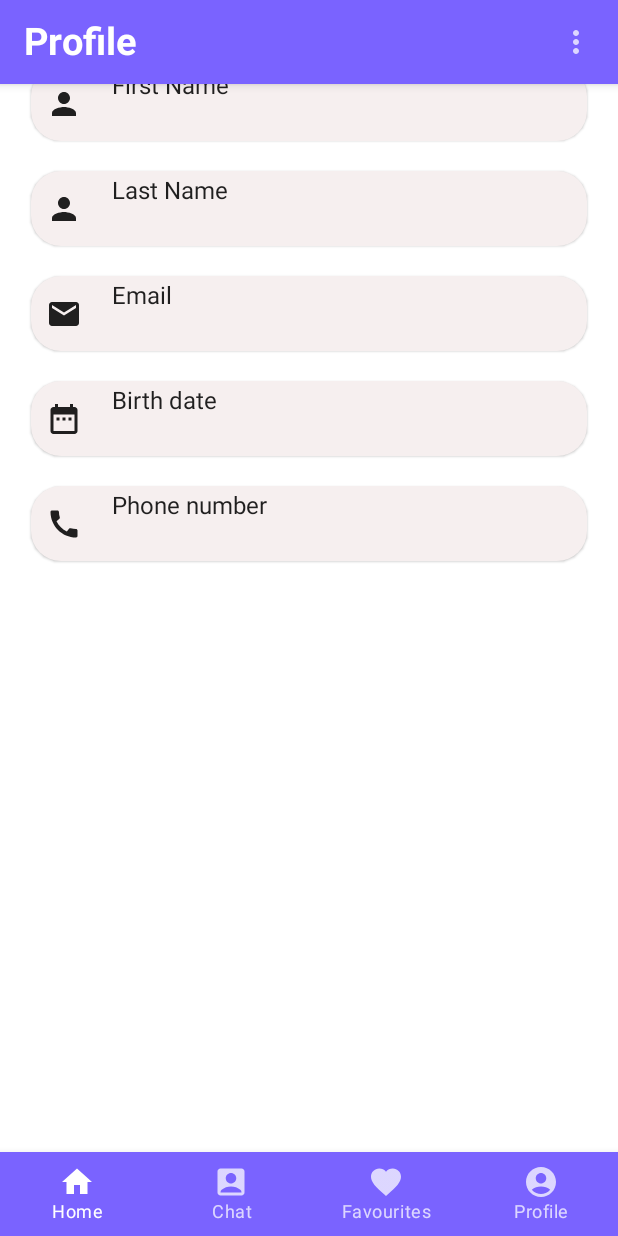
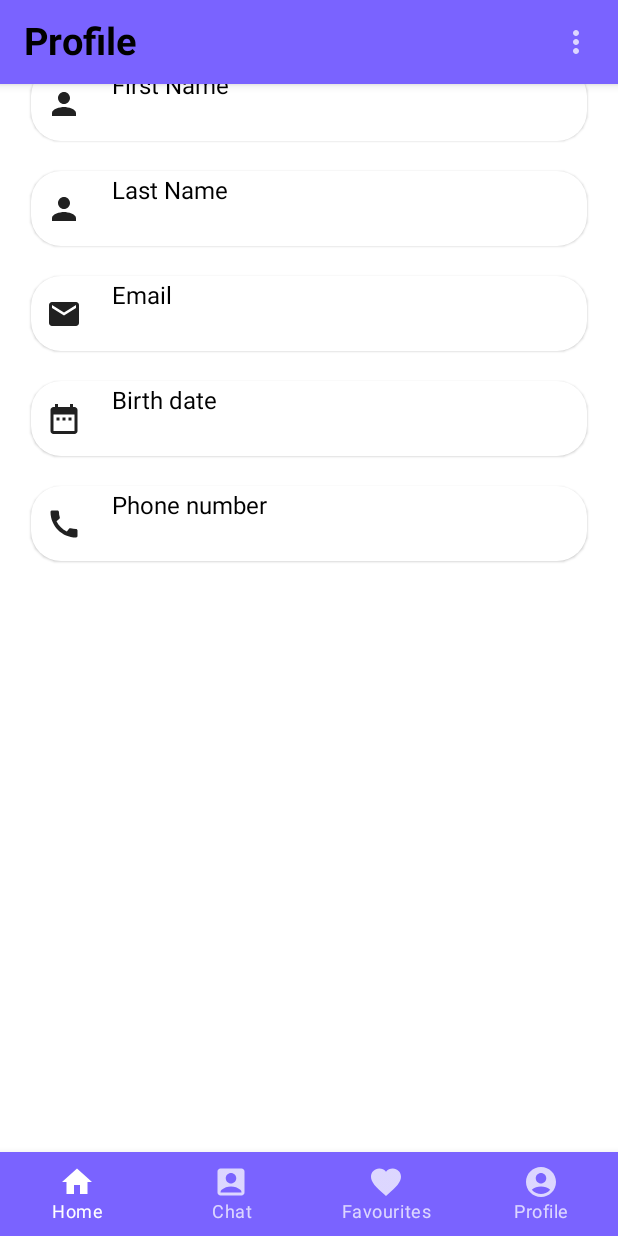
Before and after one commit to Mobile-project-group-9/taskit, an Android app built with Jetpack Compose: the Home screen opened through its navigation route, item 4 of the bottom bar chosen, scrolled down 462 dp, on a phone screen of 412 x 824 dp. Run offline under Robolectric (Android 15) with nearby library versions, the phone set to English and light mode, and no system bars; our stand-ins replace Firebase (no records; nobody signed in at launch, a user with empty details on screens opened directly); 2 statements that could not run were skipped.

Commit message:
+ fixed dark mode in profile page

```diff
--- a/app/src/main/java/com/example/taskit/ui/view/profile/Profile.kt
+++ b/app/src/main/java/com/example/taskit/ui/view/profile/Profile.kt
@@ -122,7 +122,7 @@ fun Info(firstName:String , lastName:String , birthDate:String ,phoneNumber : St
 
                 ) {
                     Card(
-                        backgroundColor = Color(color = 0xFFF6EFEF),
+                        backgroundColor = MaterialTheme.colors.surface,
                         shape = RoundedCornerShape(20.dp),
                         modifier = Modifier
                             .height(50.dp)
@@ -141,16 +141,18 @@ fun Info(firstName:String , lastName:String , birthDate:String ,phoneNumber : St
                                 verticalArrangement = Arrangement.spacedBy(5.dp)
                             ) {
                                 Text(
-                                    text = "First Name"
+                                    text = "First Name",
+                                    color = MaterialTheme.colors.onSurface
                                 )
                                 Text(
-                                    text = firstName
+                                    text = firstName,
+                                    color = MaterialTheme.colors.onSurface
                                 )
                             }
                         }
                     }
                     Card(
-                        backgroundColor = Color(color = 0xFFF6EFEF),
+                        backgroundColor = MaterialTheme.colors.surface,
                         shape = RoundedCornerShape(20.dp),
                         modifier = Modifier
                             .height(50.dp)
@@ -169,16 +171,19 @@ fun Info(firstName:String , lastName:String , birthDate:String ,phoneNumber : St
                                 verticalArrangement = Arrangement.spacedBy(5.dp)
                             ) {
                                 Text(
-                                    text = "Last Name"
+                                    text = "Last Name" ,
+                                    color = MaterialTheme.colors.onSurface
                                 )
                                 Text(
-                                    text = lastName
+                                    text = lastName,
+                                    color = MaterialTheme.colors.onSurface
+
                                 )
                             }
                         }
                     }
                     Card(
-                        backgroundColor = Color(color = 0xFFF6EFEF),
+                        backgroundColor = MaterialTheme.colors.surface,
                         shape = RoundedCornerShape(20.dp),
                         modifier = Modifier
                             .height(50.dp)
@@ -197,16 +202,18 @@ fun Info(firstName:String , lastName:String , birthDate:String ,phoneNumber : St
                                 verticalArrangement = Arrangement.spacedBy(5.dp)
                             ) {
                                 Text(
-                                    text = "Email"
+                                    text = "Email",
+                                    color = MaterialTheme.colors.onSurface
                                 )
                                 Text(
-                                    text = email
+                                    text = email,
+                                    color = MaterialTheme.colors.onSurface
                                 )
                             }
                         }
                     }
                     Card(
-                        backgroundColor = Color(color = 0xFFF6EFEF),
+                        backgroundColor = MaterialTheme.colors.surface,
                         shape = RoundedCornerShape(20.dp),
                         modifier = Modifier
                             .height(50.dp)
@@ -225,16 +232,18 @@ fun Info(firstName:String , lastName:String , birthDate:String ,phoneNumber : St
                                 verticalArrangement = Arrangement.spacedBy(5.dp)
                             ) {
                                 Text(
-                                    text = "Birth date"
+                                    text = "Birth date",
+                                    color = MaterialTheme.colors.onSurface
                                 )
                                 Text(
-                                    text = birthDate
+                                    text = birthDate,
+                                    color = MaterialTheme.colors.onSurface
                                 )
                             }
                         }
                     }
                     Card(
-                        backgroundColor = Color(color = 0xFFF6EFEF),
+                        backgroundColor = MaterialTheme.colors.surface,
                         shape = RoundedCornerShape(20.dp),
                         modifier = Modifier
                             .height(50.dp)
@@ -250,10 +259,12 @@ fun Info(firstName:String , lastName:String , birthDate:String ,phoneNumber : St
                                 verticalArrangement = Arrangement.spacedBy(5.dp)
                             ) {
                                 Text(
-                                    text = "Phone number"
+                                    text = "Phone number",
+                                    color = MaterialTheme.colors.onSurface
                                 )
                                 Text(
-                                    text = phoneNumber
+                                    text = phoneNumber,
+                                    color = MaterialTheme.colors.onSurface
                                 )
                             }
                         }
@@ -305,25 +316,25 @@ fun ProfileImage(navController: NavController , urlImage : String){
                         modifier = Modifier.fillMaxWidth(),
                         horizontalArrangement = Arrangement.SpaceBetween
                     ) {
-                        Text(text = "Change Profile Photo")
+                        Text(text = "Change Profile Photo",color = MaterialTheme.colors.onSurface)
                         Icon(
                             imageVector = Icons.Default.Close,
                             contentDescription = "emailIcon",
                             modifier=Modifier.clickable { showDialog.value = false }
                         )
                     } },
-                text = { Text(text = "take or upload a photo ") },
+                text = { Text(text = "take or upload a photo ",color = MaterialTheme.colors.onSurface) },
                 confirmButton = {
                         Row(Modifier.fillMaxWidth(), horizontalArrangement = Arrangement.SpaceAround, verticalAlignment = Alignment.CenterVertically) {
                             Button(
                                 onClick = { navController.navigate("camera") }
                             ) {
-                                Text(text = "Take A photo ")
+                                Text(text = "Take A photo",color = MaterialTheme.colors.onSurface)
                             }
                             Button(
                                 onClick = { navController.navigate("device") }
                             ) {
-                                Text(text = " Upload photo")
+                                Text(text = " Upload photo",color = MaterialTheme.colors.onSurface)
                             }
                         }
                 }
@@ -349,7 +360,7 @@ fun EditButton(navController: NavController){
     ) {
         Row(
         ){
-            Text(text="Edit", fontSize = 13.sp)
+            Text(text="Edit", fontSize = 13.sp,color = MaterialTheme.colors.onSurface)
             Spacer(Modifier.size(ButtonDefaults.IconSpacing))
             Icon(painter = painterResource(id = com.example.taskit.R.drawable.mode_edit_icon) , contentDescription = "Edit Icon" , modifier= Modifier.size(15.dp))
         }
@@ -370,7 +381,7 @@ fun HistoryButton(navController : NavController ) {
                         modifier = Modifier.fillMaxWidth(),
                         horizontalArrangement = Arrangement.SpaceBetween
                     ) {
-                        Text(text = " Applications and Offers ")
+                        Text(text = " Applications and Offers ",color = MaterialTheme.colors.onSurface)
                         Icon(
                             imageVector = Icons.Default.Close,
                             contentDescription = "close Icon",
@@ -378,7 +389,7 @@ fun HistoryButton(navController : NavController ) {
                         )
                     }
                 },
-                text = { Text(text = " check the task that you applied to it and the offers of application that you received ") },
+                text = { Text(text = " check the task that you applied to it and the offers of application that you received ",color = MaterialTheme.colors.onSurface) },
                 confirmButton = {
                     Row(
                         Modifier.fillMaxWidth(),
@@ -388,12 +399,12 @@ fun HistoryButton(navController : NavController ) {
                         Button(
                             onClick = { navController.navigate("applications") }
                         ) {
-                            Text(text = " Applications ")
+                            Text(text = " Applications ",color = MaterialTheme.colors.onSurface)
                         }
                         Button(
                             onClick = { navController.navigate("offers") }
                         ) {
-                            Text(text = " Offers ")
+                            Text(text = " Offers ",color = MaterialTheme.colors.onSurface)
                         }
                     }
                 }
@@ -407,7 +418,7 @@ fun HistoryButton(navController : NavController ) {
             Row(
                 verticalAlignment = Alignment.CenterVertically
             ) {
-                Text(text = "History", fontSize = 13.sp)
+                Text(text = "History", fontSize = 13.sp,color = MaterialTheme.colors.onSurface)
                 Spacer(Modifier.size(ButtonDefaults.IconSpacing))
                 Icon(
                     painter = painterResource(id = com.example.taskit.R.drawable.work_history_icon),
@@ -435,7 +446,7 @@ fun TopBar(profileViewModel:ProfileViewModel,onSignOut:() -> Unit) {
             text="Profile" ,
             fontSize = 25.sp ,
             fontWeight= FontWeight.Bold,
-            color= Color.White)
+            color = MaterialTheme.colors.onSurface)
 
         },
         actions = {
@@ -453,7 +464,7 @@ fun TopBar(profileViewModel:ProfileViewModel,onSignOut:() -> Unit) {
                     profileViewModel.signOut()
                     onSignOut()
                 }) {
-                    Text("Log out")
+                    Text("Log out",color = MaterialTheme.colors.onSurface)
 
                 }
 
```
Also changed, not shown: app/src/main/java/com/example/taskit/ui/view/newOffer/NewOffer.kt (line endings or trailing spaces).
